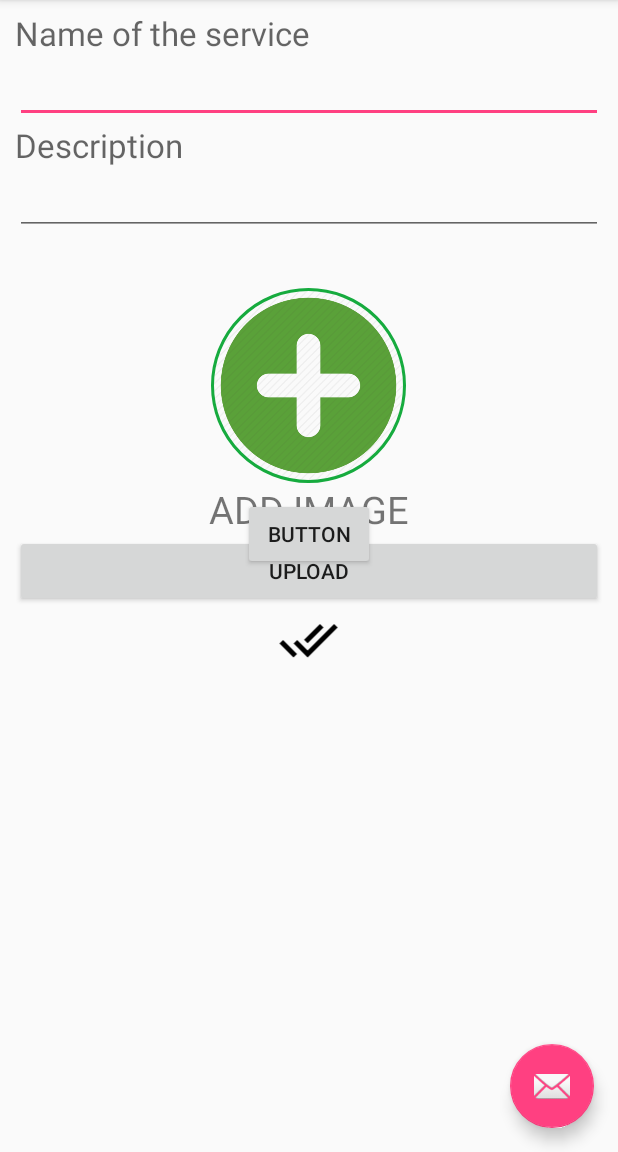
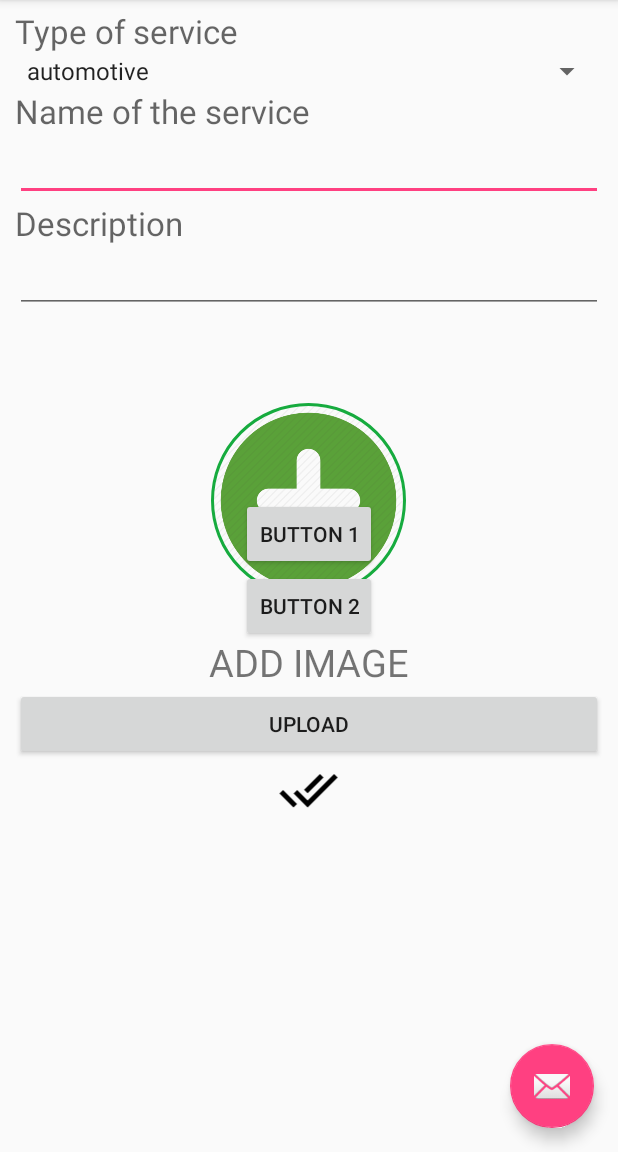
Before and after one commit to NSU-SU19CSE299S01/SU19CSE299S01G05NSU, an Android app: the fragment AddServcie placed in its activity, on a phone screen of 412 x 824 dp, the part 84-1236 px from its top. Run offline under Robolectric (Android 15) with nearby library versions, the phone set to English and light mode, and no system bars; our stand-ins replace CircleImageView, Firebase (no records; nobody signed in at launch, a user with empty details on screens opened directly).

Commit message:
Solved isse #15 : Added spinner to select type of service

```diff
--- a/ProjectCode/app/src/main/AndroidManifest.xml
+++ b/ProjectCode/app/src/main/AndroidManifest.xml
@@ -33,11 +33,12 @@
             android:name=".MainActivity"
             android:label="@string/app_name"
             android:theme="@style/AppTheme.NoActionBar">
-        </activity>
+        >
 
-        <activity android:name=".LoginActivity"
-            android:theme="@style/Theme.AppCompat.Light.NoActionBar.FullScreen"
-            >
+        <!--<activity android:name=".LoginActivity"-->
+            <!--android:theme="@style/Theme.AppCompat.Light.NoActionBar.FullScreen"-->
+            <!--&gt;-->
+
             <intent-filter>
                 <action android:name="android.intent.action.MAIN" />
 
@@ -57,6 +58,7 @@
             android:name=".MapsActivity"
             android:label="Map" />
 
+
         <meta-data
             android:name="com.google.android.geo.API_KEY"
             android:value="AIzaSyBjW8A5R3wrsYB3P1bx8cS58XyLduuZXxs" />
--- a/ProjectCode/app/src/main/java/com/project/jhasan/fragments/AddServcie.java
+++ b/ProjectCode/app/src/main/java/com/project/jhasan/fragments/AddServcie.java
@@ -9,20 +9,24 @@ import android.provider.MediaStore;
 import android.view.LayoutInflater;
 import android.view.View;
 import android.view.ViewGroup;
+import android.widget.AdapterView;
+import android.widget.ArrayAdapter;
 import android.widget.Button;
 import android.widget.ImageView;
+import android.widget.Spinner;
 import android.widget.Toast;
 
 import androidx.annotation.NonNull;
 import androidx.fragment.app.Fragment;
 
-import com.project.jhasan.soudagor.R;
 import com.google.android.gms.tasks.OnFailureListener;
 import com.google.android.gms.tasks.OnSuccessListener;
+import com.google.firebase.database.FirebaseDatabase;
 import com.google.firebase.storage.FirebaseStorage;
 import com.google.firebase.storage.OnProgressListener;
 import com.google.firebase.storage.StorageReference;
 import com.google.firebase.storage.UploadTask;
+import com.project.jhasan.soudagor.R;
 
 import java.io.IOException;
 import java.util.UUID;
@@ -34,7 +38,7 @@ import static android.app.Activity.RESULT_OK;
  */
 
 
-public class AddServcie extends Fragment {
+public class AddServcie extends Fragment implements AdapterView.OnItemSelectedListener {
 
 
 
@@ -48,6 +52,7 @@ public class AddServcie extends Fragment {
 
     FirebaseStorage storage;
     StorageReference storageReference;
+    FirebaseDatabase Firedata;
 
 
 
@@ -62,15 +67,37 @@ public class AddServcie extends Fragment {
     @Override
     public View onCreateView(LayoutInflater inflater, ViewGroup container,
                              Bundle savedInstanceState) {
+
+
+        String[] serviceSpinner={"automotive","beauty","computer","creative", "event", "farm+garden","household","labor/move","travel/vac",
+                                    "other" };
+
         storage = FirebaseStorage.getInstance();
         storageReference = storage.getReference();
 
         // Inflate the layout for this fragment
         View fragView= inflater.inflate(R.layout.fragment_add_servcie, container, false);
 
+        Spinner spin=fragView.findViewById(R.id.spinner);
+
         btnChoose=fragView.findViewById(R.id.btn_addImage);
+        imageView = fragView.findViewById(R.id.ImageView);
         btnDone=fragView.findViewById(R.id.btn_done);
         btnUpload=fragView.findViewById(R.id.button_up);
+
+
+        spin.setOnItemSelectedListener(this);
+
+        //Creating the ArrayAdapter instance having the servicce list
+
+        ArrayAdapter adapterSpin = new ArrayAdapter(this.getActivity(), android.R.layout.simple_spinner_item,serviceSpinner);
+        adapterSpin.setDropDownViewResource(android.R.layout.simple_spinner_dropdown_item);
+
+        //Setting the ArrayAdapter data on the Spinner
+        spin.setAdapter(adapterSpin);
+
+
+        // Choose image
 
         btnChoose.setOnClickListener(new View.OnClickListener() {
             @Override
@@ -79,12 +106,16 @@ public class AddServcie extends Fragment {
             }
         });
 
+        //Upload Image
+
         btnUpload.setOnClickListener(new View.OnClickListener() {
             @Override
             public void onClick(View view) {
                 uploadImage();
             }
         });
+
+
 
        return fragView;
 
@@ -151,6 +182,27 @@ public class AddServcie extends Fragment {
         }
     }
 
+    @Override
+    public void onItemSelected(AdapterView<?> parentview, View selectedItemview, int position, long id) {
+
+        String item= parentview.getItemAtPosition(position).toString();
+        CharSequence text=item;
+
+        if (item != null) {
+            Toast.makeText(getContext(), item,
+                    Toast.LENGTH_SHORT).show();
+        }
+        Toast.makeText(getContext(), "Selected",
+                Toast.LENGTH_SHORT).show();
+
+//        Toast.makeText(parentview.getContext(),item, Toast.LENGTH_LONG).show();
+
+    }
+
+    @Override
+    public void onNothingSelected(AdapterView<?> parent) {
+
+    }
 
 
     /**
--- a/ProjectCode/app/src/main/java/com/project/jhasan/fragments/serviceFeed.java
+++ b/ProjectCode/app/src/main/java/com/project/jhasan/fragments/serviceFeed.java
@@ -47,7 +47,7 @@ public class serviceFeed extends Fragment {
 
             addService();
 
-            RecyclerView rview = view.findViewById(R.id.toletList);
+            RecyclerView rview = view.findViewById(R.id.serviceList);
             LinearLayoutManager layout = new LinearLayoutManager(getActivity());
 
             RecyclerViewCustomAdapter adapter = new RecyclerViewCustomAdapter(getActivity(), serviceList);
--- a/ProjectCode/app/src/main/java/com/project/jhasan/soudagor/MainActivity.java
+++ b/ProjectCode/app/src/main/java/com/project/jhasan/soudagor/MainActivity.java
@@ -18,12 +18,13 @@ import com.project.jhasan.fragments.AddServcie;
 import com.google.android.material.floatingactionbutton.FloatingActionButton;
 import com.google.android.material.navigation.NavigationView;
 import com.google.android.material.snackbar.Snackbar;
+import com.project.jhasan.fragments.serviceFeed;
 
 
 public class MainActivity extends AppCompatActivity
         implements NavigationView.OnNavigationItemSelectedListener, View.OnClickListener {
 
-    private Button addService;
+    private Button addService,buttonn2;
 
 
     @RequiresApi(api = Build.VERSION_CODES.LOLLIPOP)
@@ -32,6 +33,7 @@ public class MainActivity extends AppCompatActivity
         super.onCreate(savedInstanceState);
         setContentView(R.layout.activity_main);
         Toolbar toolbar = (Toolbar) findViewById(R.id.toolbar);
+         buttonn2=(Button) findViewById(R.id.button2);
         setSupportActionBar(toolbar);
 
         FloatingActionButton fab = (FloatingActionButton) findViewById(R.id.fab);
@@ -54,6 +56,16 @@ public class MainActivity extends AppCompatActivity
 
 
         findViewById(R.id.button).setOnClickListener(this);
+
+        buttonn2.setOnClickListener(new View.OnClickListener() {
+            @Override
+            public void onClick(View view)  {
+                getSupportFragmentManager().beginTransaction()
+                        .add(R.id.container, new serviceFeed())
+                        .commit();
+            }
+        });
+
     }
 
     @Override
@@ -119,4 +131,7 @@ public class MainActivity extends AppCompatActivity
                 .add(R.id.container, new AddServcie())
                 .commit();
     }
+
+
+
 }
--- a/ProjectCode/app/src/main/res/layout/content_main.xml
+++ b/ProjectCode/app/src/main/res/layout/content_main.xml
@@ -17,7 +17,15 @@
         android:id="@+id/button"
         android:layout_width="wrap_content"
         android:layout_height="wrap_content"
-        android:text="Button"
+        android:text="Button 1"
+        android:layout_centerInParent="true"
+        />
+    <Button
+        android:id="@+id/button2"
+        android:layout_width="wrap_content"
+        android:layout_height="wrap_content"
+        android:layout_below="@id/button"
+        android:text="Button 2"
         android:layout_centerInParent="true"
         />
 
--- a/ProjectCode/app/src/main/res/layout/fragment_add_servcie.xml
+++ b/ProjectCode/app/src/main/res/layout/fragment_add_servcie.xml
@@ -1,9 +1,12 @@
 <?xml version="1.0" encoding="utf-8"?>
+
 <LinearLayout xmlns:android="http://schemas.android.com/apk/res/android"
     android:layout_width="match_parent"
     android:layout_height="match_parent"
     android:orientation="vertical"
-    android:padding="10dp" >
+    android:padding="10dp"
+    android:layout_marginTop="52dp"
+    >
 
     <TextView
         android:layout_width="wrap_content"
@@ -14,7 +17,7 @@
 
 
     <Spinner
-        android:id="@+id/spinType"
+        android:id="@+id/spinner"
         android:layout_width="match_parent"
         android:layout_height="wrap_content" />
 
@@ -50,28 +53,39 @@
         android:inputType="textNoSuggestions" >
     </EditText>
 
+    <RelativeLayout
+        android:layout_width="match_parent"
+        android:layout_height="250dp">
+
+
 
         <de.hdodenhof.circleimageview.CircleImageView
             xmlns:app="http://schemas.android.com/apk/res-auto"
             android:id="@+id/btn_addImage"
-        android:layout_marginTop="35dp"
+            android:layout_centerInParent="true"
+            android:layout_centerVertical="true"
             android:layout_width="130dp"
             android:layout_height="130dp"
             android:layout_gravity="center"
             android:src="@drawable/addimage"
             app:civ_border_width="2dp"
             app:civ_border_color="#16ab3e"/>
-
-
-        />
         <TextView
             android:layout_width="match_parent"
             android:layout_height="wrap_content"
             android:layout_gravity="center"
+            android:gravity="center"
+            android:layout_alignParentBottom="true"
+
             android:text="ADD IMAGE"
-        android:gravity="center"
-        android:textSize="25dp"
-        />
+            android:textSize="25dp" />
+
+        <ImageView
+            android:id="@+id/ImageView"
+            android:layout_width="match_parent"
+            android:layout_height="match_parent" />
+
+    </RelativeLayout>
 
     <Button
         android:id="@+id/button_up"
@@ -80,11 +94,13 @@
         android:text="Upload" />
 
     <ImageView
+        android:id="@+id/btn_done"
         android:layout_width="90dp"
         android:layout_height="40dp"
-        android:layout_margin="2dp"
+        android:layout_centerHorizontal="true"
+        android:layout_below="@+id/ImageView"
         android:layout_gravity="center"
-        android:id="@+id/btn_done"
-        android:src="@drawable/ic_done_all_black_24dp"
-        android:layout_alignParentRight="false" />
+        android:layout_marginBottom="2dp"
+        android:src="@drawable/ic_done_all_black_24dp" />
+
 </LinearLayout>
--- a/ProjectCode/app/src/main/res/layout/fragment_service_feed.xml
+++ b/ProjectCode/app/src/main/res/layout/fragment_service_feed.xml
@@ -9,7 +9,7 @@
     <androidx.recyclerview.widget.RecyclerView
         android:layout_width="match_parent"
         android:layout_height="match_parent"
-        android:id="@+id/toletList"
+        android:id="@+id/serviceList"
         tools:listitem="@layout/serviceinfo_item" />
 
 </FrameLayout>
```
Also changed, not shown: 2 other files. Lines whose indentation alone changed are shown as unchanged.
